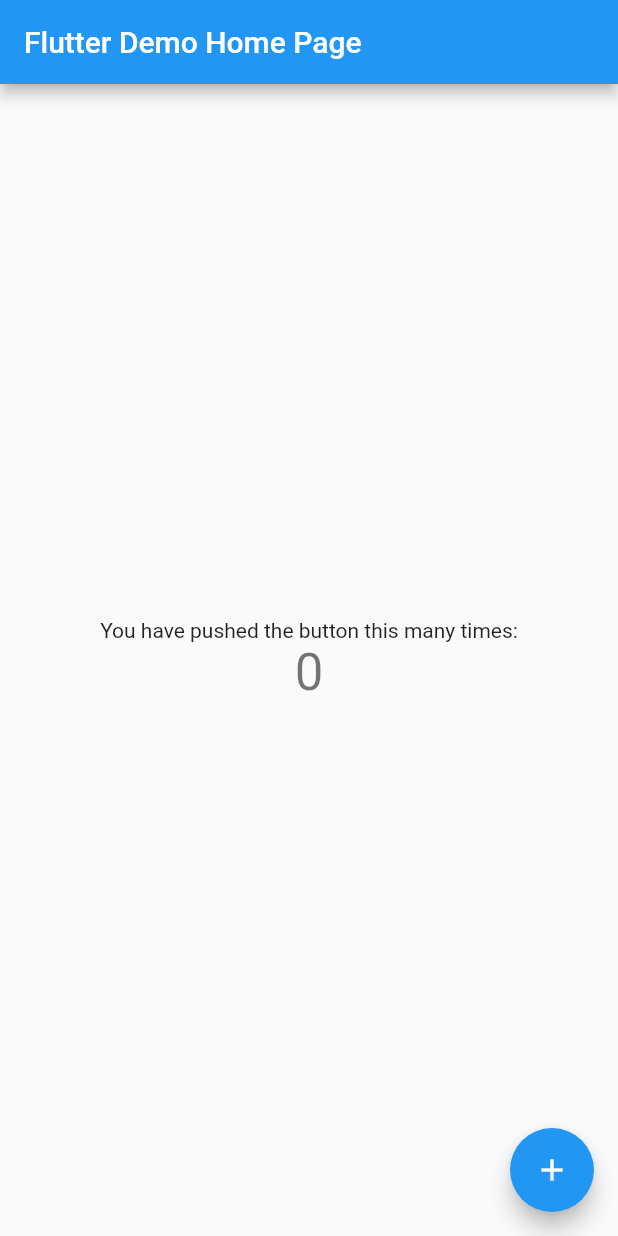
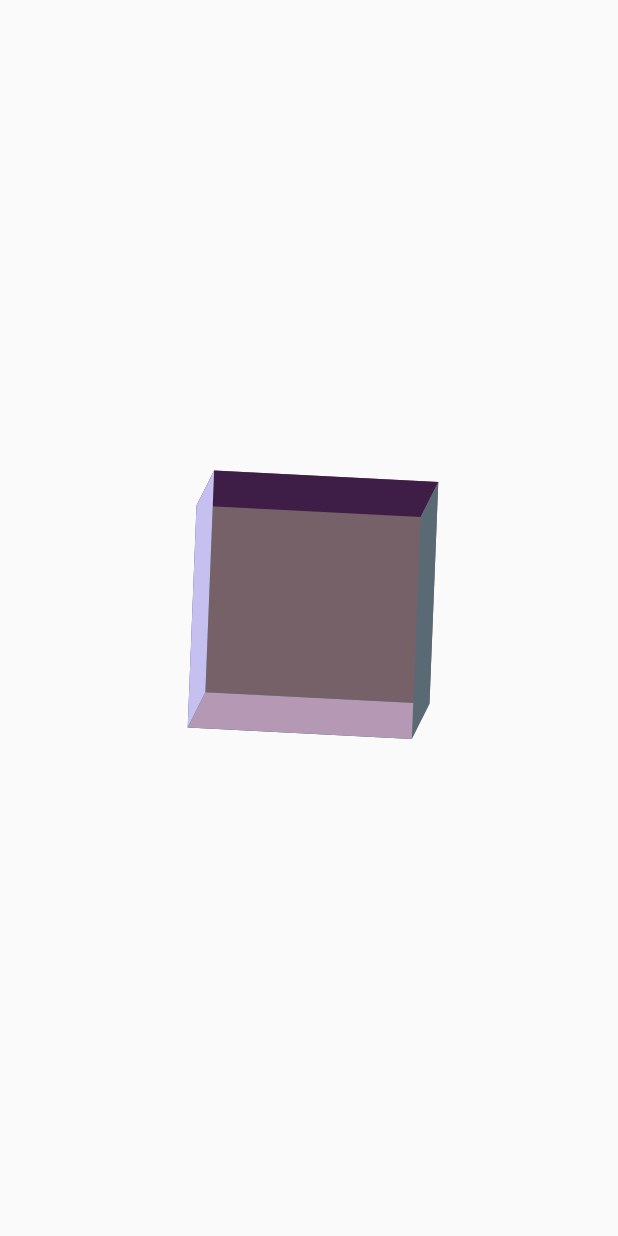
Before and after one commit to lulzshadowwalker/morphing_cube, a Flutter app: the screen it shows after launch, on a phone screen of 412 x 824 dp. Run offline on Flutter 3.47's test engine with Material 2 defaults, Android fonts, the phone set to English and light mode, and no system bars; our stand-ins replace flutter_hooks.

Commit message:
💁🏻‍♀️ done

```diff
--- a/lib/main.dart
+++ b/lib/main.dart
@@ -1,115 +1,4 @@
 import 'package:flutter/material.dart';
+import 'morphing_cube.dart';
 
-void main() {
-  runApp(const MyApp());
-}
-
-class MyApp extends StatelessWidget {
-  const MyApp({super.key});
-
-  // This widget is the root of your application.
-  @override
-  Widget build(BuildContext context) {
-    return MaterialApp(
-      title: 'Flutter Demo',
-      theme: ThemeData(
-        // This is the theme of your application.
-        //
-        // Try running your application with "flutter run". You'll see the
-        // application has a blue toolbar. Then, without quitting the app, try
-        // changing the primarySwatch below to Colors.green and then invoke
-        // "hot reload" (press "r" in the console where you ran "flutter run",
-        // or simply save your changes to "hot reload" in a Flutter IDE).
-        // Notice that the counter didn't reset back to zero; the application
-        // is not restarted.
-        primarySwatch: Colors.blue,
-      ),
-      home: const MyHomePage(title: 'Flutter Demo Home Page'),
-    );
-  }
-}
-
-class MyHomePage extends StatefulWidget {
-  const MyHomePage({super.key, required this.title});
-
-  // This widget is the home page of your application. It is stateful, meaning
-  // that it has a State object (defined below) that contains fields that affect
-  // how it looks.
-
-  // This class is the configuration for the state. It holds the values (in this
-  // case the title) provided by the parent (in this case the App widget) and
-  // used by the build method of the State. Fields in a Widget subclass are
-  // always marked "final".
-
-  final String title;
-
-  @override
-  State<MyHomePage> createState() => _MyHomePageState();
-}
-
-class _MyHomePageState extends State<MyHomePage> {
-  int _counter = 0;
-
-  void _incrementCounter() {
-    setState(() {
-      // This call to setState tells the Flutter framework that something has
-      // changed in this State, which causes it to rerun the build method below
-      // so that the display can reflect the updated values. If we changed
-      // _counter without calling setState(), then the build method would not be
-      // called again, and so nothing would appear to happen.
-      _counter++;
-    });
-  }
-
-  @override
-  Widget build(BuildContext context) {
-    // This method is rerun every time setState is called, for instance as done
-    // by the _incrementCounter method above.
-    //
-    // The Flutter framework has been optimized to make rerunning build methods
-    // fast, so that you can just rebuild anything that needs updating rather
-    // than having to individually change instances of widgets.
-    return Scaffold(
-      appBar: AppBar(
-        // Here we take the value from the MyHomePage object that was created by
-        // the App.build method, and use it to set our appbar title.
-        title: Text(widget.title),
-      ),
-      body: Center(
-        // Center is a layout widget. It takes a single child and positions it
-        // in the middle of the parent.
-        child: Column(
-          // Column is also a layout widget. It takes a list of children and
-          // arranges them vertically. By default, it sizes itself to fit its
-          // children horizontally, and tries to be as tall as its parent.
-          //
-          // Invoke "debug painting" (press "p" in the console, choose the
-          // "Toggle Debug Paint" action from the Flutter Inspector in Android
-          // Studio, or the "Toggle Debug Paint" command in Visual Studio Code)
-          // to see the wireframe for each widget.
-          //
-          // Column has various properties to control how it sizes itself and
-          // how it positions its children. Here we use mainAxisAlignment to
-          // center the children vertically; the main axis here is the vertical
-          // axis because Columns are vertical (the cross axis would be
-          // horizontal).
-          mainAxisAlignment: MainAxisAlignment.center,
-          children: <Widget>[
-            const Text(
-              'You have pushed the button this many times:',
-            ),
-            Text(
-              '$_counter',
-              style: Theme.of(context).textTheme.headlineMedium,
-            ),
-          ],
-        ),
-      ),
-      floatingActionButton: FloatingActionButton(
-        onPressed: _incrementCounter,
-        tooltip: 'Increment',
-        child: const Icon(Icons.add),
-      ), // This trailing comma makes auto-formatting nicer for build methods.
-    );
-  }
-}
+void main() => runApp(const MorphingCube());
--- /dev/null
+++ b/lib/morphing_cube.dart
@@ -0,0 +1,15 @@
+import 'package:flutter/material.dart';
+import 'package:morphing_cube/views/home/home.dart';
+
+class MorphingCube extends StatelessWidget {
+  const MorphingCube({super.key});
+
+  @override
+  Widget build(BuildContext context) {
+    return const MaterialApp(
+      title: 'Morphing Cube',
+      debugShowCheckedModeBanner: false,
+      home: Home(),
+    );
+  }
+}
--- /dev/null
+++ b/lib/views/home/home.dart
@@ -0,0 +1,124 @@
+import 'package:flutter/material.dart';
+import 'package:flutter_hooks/flutter_hooks.dart';
+import 'dart:math' show pi;
+
+class Home extends HookWidget {
+  const Home({super.key});
+
+  static const _colors = [
+    Color(0xFF156064),
+    Color(0xFF96616B),
+    Color(0xFF20063B),
+    Color(0xFFE7C8DD),
+    Color(0xFFBBBDF6),
+    Color(0xFF3A4E48),
+  ];
+
+  static const double _sideLen = 150;
+
+  static Stream<int> get _cyclingIndex => Stream.periodic(
+        const Duration(seconds: 1),
+        (count) => count % _colors.length,
+      );
+
+  static final _anim = Tween<double>(begin: 0, end: 2 * pi);
+
+  static const _containerDuration = Duration(seconds: 1);
+
+  @override
+  Widget build(BuildContext context) {
+    final stream = useMemoized(() => _cyclingIndex);
+    final index = useStream(stream).data ?? 0;
+    final xCon = useAnimationController(duration: const Duration(seconds: 8))
+      ..repeat();
+    final yCon = useAnimationController(duration: const Duration(seconds: 16))
+      ..repeat();
+    final zCon = useAnimationController(duration: const Duration(seconds: 32))
+      ..repeat();
+
+    return Scaffold(
+      body: Center(
+        child: AnimatedBuilder(
+          animation: Listenable.merge([xCon, yCon, zCon]),
+          builder: (context, child) => Transform(
+            transform: Matrix4.identity()
+              ..rotateX(_anim.evaluate(xCon))
+              ..rotateY(_anim.evaluate(yCon))
+              ..rotateZ(_anim.evaluate(zCon)),
+            child: child,
+          ),
+          child: Stack(
+            children: [
+              // front
+              AnimatedContainer(
+                duration: _containerDuration,
+                width: _sideLen,
+                height: _sideLen,
+                color: _colors[index],
+              ),
+
+              // back
+              Transform(
+                transform: Matrix4.identity()..translate(.0, .0, _sideLen),
+                child: AnimatedContainer(
+                  duration: _containerDuration,
+                  width: _sideLen,
+                  height: _sideLen,
+                  color: _colors[(index + 1) % _colors.length],
+                ),
+              ),
+
+              // left side
+              Transform(
+                alignment: Alignment.centerLeft,
+                transform: Matrix4.identity()..rotateY(-pi / 2),
+                child: AnimatedContainer(
+                  duration: _containerDuration,
+                  width: _sideLen,
+                  height: _sideLen,
+                  color: _colors[(index + 2) % _colors.length],
+                ),
+              ),
+
+              // right side
+              Transform(
+                alignment: Alignment.centerRight,
+                transform: Matrix4.identity()..rotateY(pi / 2),
+                child: AnimatedContainer(
+                  duration: _containerDuration,
+                  width: _sideLen,
+                  height: _sideLen,
+                  color: _colors[(index + 3) % _colors.length],
+                ),
+              ),
+
+              // top
+              Transform(
+                alignment: Alignment.topCenter,
+                transform: Matrix4.identity()..rotateX(pi / 2),
+                child: AnimatedContainer(
+                  duration: _containerDuration,
+                  width: _sideLen,
+                  height: _sideLen,
+                  color: _colors[(index + 4) % _colors.length],
+                ),
+              ),
+
+              // bottom
+              Transform(
+                alignment: Alignment.bottomCenter,
+                transform: Matrix4.identity()..rotateX(-pi / 2),
+                child: AnimatedContainer(
+                  duration: _containerDuration,
+                  width: _sideLen,
+                  height: _sideLen,
+                  color: _colors[(index + 5) % _colors.length],
+                ),
+              ),
+            ],
+          ),
+        ),
+      ),
+    );
+  }
+}
--- a/pubspec.yaml
+++ b/pubspec.yaml
@@ -35,6 +35,7 @@
   # The following adds the Cupertino Icons font to your application.
   # Use with the CupertinoIcons class for iOS style icons.
   cupertino_icons: ^1.0.2
+  flutter_hooks: ^0.18.6
 
 dev_dependencies:
   flutter_test:
```
Also changed, not shown: pubspec.lock, 2 other files.
